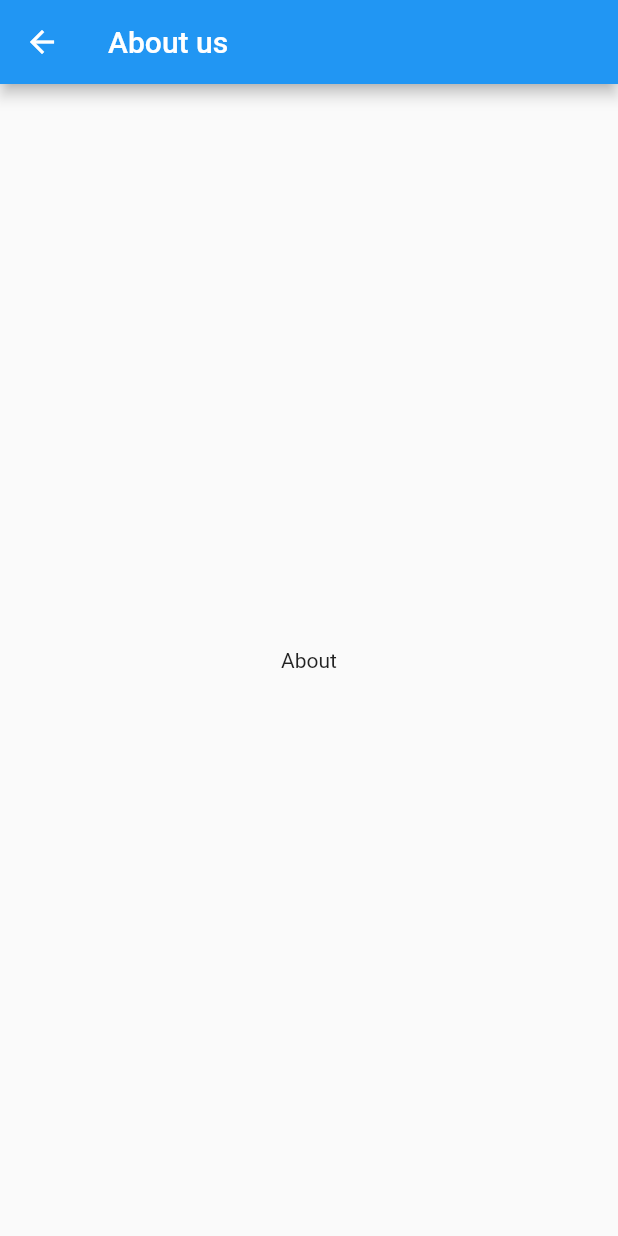
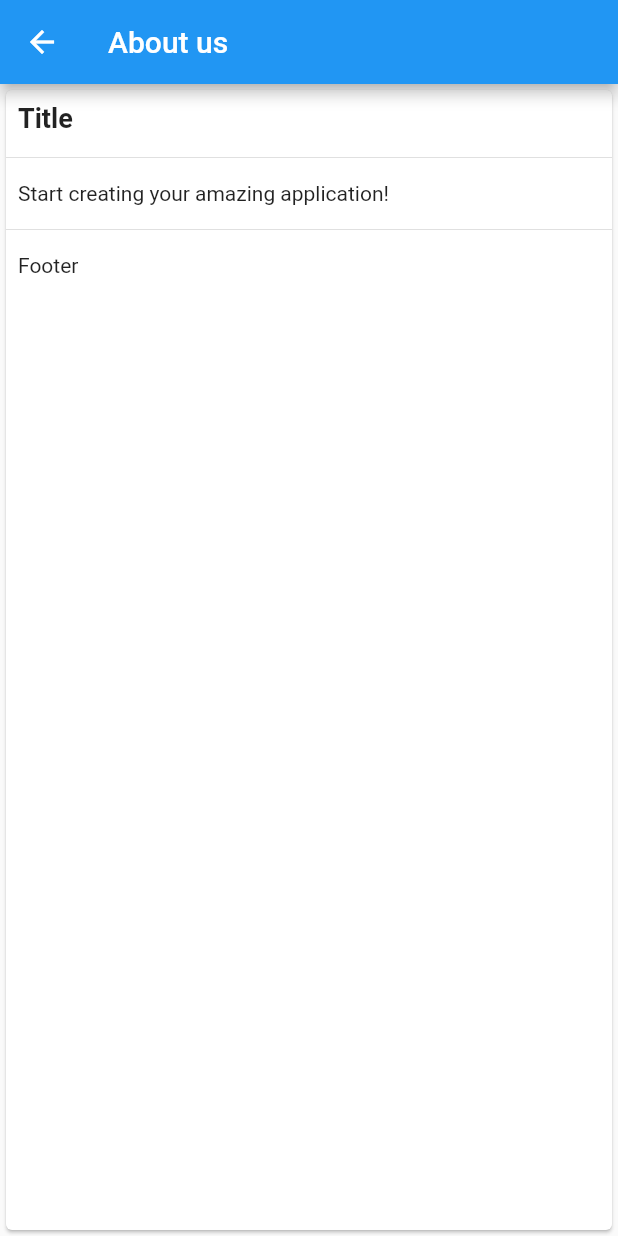
Before and after one commit to gonexteam/flutter_responsive_example, a Flutter app: the AboutPage screen opened by its route, on a phone screen of 412 x 824 dp. Run offline on Flutter 3.47's test engine with Material 2 defaults, Android fonts, the phone set to English and light mode, and no system bars.

Commit message:
ADD custom card

```diff
--- a/lib/config/style.dart
+++ b/lib/config/style.dart
@@ -24,3 +24,10 @@ TextStyle textBoldLight(BuildContext context) => Theme.of(context)
     .textTheme
     .bodyText1!
     .copyWith(fontWeight: FontWeight.bold, color: Colors.white);
+TextStyle textPageTitle(BuildContext context) => Theme.of(context)
+    .textTheme.headline5!
+    .copyWith(fontWeight: FontWeight.bold);
+
+TextStyle textCardTitle(BuildContext context) => Theme.of(context)
+    .textTheme.bodyText1!
+    .copyWith(fontWeight: FontWeight.bold, fontSize: 18);
--- a/lib/layouts/default_layout.dart
+++ b/lib/layouts/default_layout.dart
@@ -9,8 +9,10 @@ import 'package:flutter_responsive/services/navigation_service.dart';
 class DefaultLayout extends StatelessWidget {
   final PreferredSizeWidget? appBar;
   final Widget? body;
+  final String? pageName;
 
-  const DefaultLayout({Key? key, this.appBar, this.body}) : super(key: key);
+  const DefaultLayout({Key? key, this.appBar, this.body, this.pageName})
+      : super(key: key);
 
   @override
   Widget build(BuildContext context) {
@@ -25,12 +27,34 @@ class DefaultLayout extends StatelessWidget {
       } else {
         return Scaffold(
           body: Row(
+            crossAxisAlignment: CrossAxisAlignment.start,
             children: [
               Container(
                   width: 220,
                   decoration: BoxDecoration(color: AppColors.backgroundColor),
                   child: const MenuLeft()),
-              Expanded(child: body ?? const SizedBox())
+              Expanded(
+                  child: SingleChildScrollView(
+                child: Column(
+                  mainAxisAlignment: MainAxisAlignment.start,
+                  crossAxisAlignment: CrossAxisAlignment.stretch,
+                  children: [
+                    pageName != null
+                        ? Padding(
+                            padding: const EdgeInsets.only(
+                                left: 24, right: 24, top: 16),
+                            child: Text(
+                              pageName!,
+                              style: textPageTitle(context),
+                            ),
+                          )
+                        : const SizedBox(),
+                    Padding(
+                        padding: const EdgeInsets.all(16.0),
+                        child: body ?? const SizedBox())
+                  ],
+                ),
+              ))
             ],
           ),
         );
@@ -56,7 +80,11 @@ class MenuLeft extends StatelessWidget {
           ],
         )),
         UIHelper.customSeparator(),
-        SizedBox(
+        InkWell(
+          onTap: () {
+            NavigationService().pushNamed(loginRoute);
+          },
+          child: SizedBox(
             height: 50,
             child: Row(
               mainAxisAlignment: MainAxisAlignment.spaceAround,
@@ -64,6 +92,7 @@ class MenuLeft extends StatelessWidget {
                 Text("Nguyễn Văn A", style: textBoldLight(context)),
                 const Icon(Icons.logout, color: Colors.white)
               ],
+            ),
           ),
         )
       ],
@@ -75,7 +104,7 @@ Widget _menuItem(
     BuildContext context, IconData iconData, String text, String routerName) {
   return ListTile(
     onTap: () {
-      NavigationService().pushNamed(homeRoute);
+      NavigationService().pushNamed(routerName);
     },
     leading: Icon(iconData, color: Colors.white),
     title: Text(text, style: textLight(context)),
--- a/lib/routing/router_names.dart
+++ b/lib/routing/router_names.dart
@@ -1,3 +1,3 @@
-const String homeRoute = '/';
+const String homeRoute = '/home';
 const String aboutRoute = '/about';
 const String loginRoute = '/login';
--- a/lib/ui/about/about_page.dart
+++ b/lib/ui/about/about_page.dart
@@ -1,4 +1,5 @@
 import 'package:flutter/material.dart';
+import 'package:flutter_responsive/config/style.dart';
 import 'package:flutter_responsive/layouts/default_layout.dart';
 
 class AboutPage extends StatefulWidget {
@@ -12,14 +13,38 @@ class _AboutPageState extends State<AboutPage> {
   @override
   Widget build(BuildContext context) {
     return DefaultLayout(
+      pageName: "About page",
       appBar: AppBar(
         title: const Text("About us"),
       ),
-      body: Center(
-        child: Column(
-          mainAxisAlignment: MainAxisAlignment.center,
-          children: const [Text("About")],
-        ),
+      body: _cardContent(),
+    );
+  }
+
+  _cardContent() {
+    return Card(
+      child: Column(
+        mainAxisAlignment: MainAxisAlignment.start,
+        crossAxisAlignment: CrossAxisAlignment.start,
+        children: [
+          Padding(
+            padding: const EdgeInsets.all(8.0),
+            child: Text(
+              "Title",
+              style: textCardTitle(context),
+            ),
+          ),
+          const Divider(),
+          const Padding(
+            padding: EdgeInsets.all(8.0),
+            child: Text("Start creating your amazing application!"),
+          ),
+          const Divider(),
+          const Padding(
+            padding: EdgeInsets.all(8.0),
+            child: Text("Footer"),
+          ),
+        ],
       ),
     );
   }
```
Lines whose indentation alone changed are shown as unchanged.
